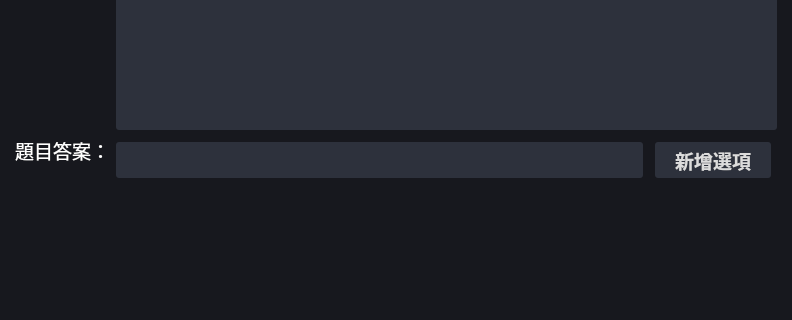
The window that UI/QtUI.ui (zombie5454/intro-to-oop-py-final) describes before a commit, drawn with Qt 5; both pictures show x 0 to 792 and y 119 to 439 of the 792 by 572 pixel window.
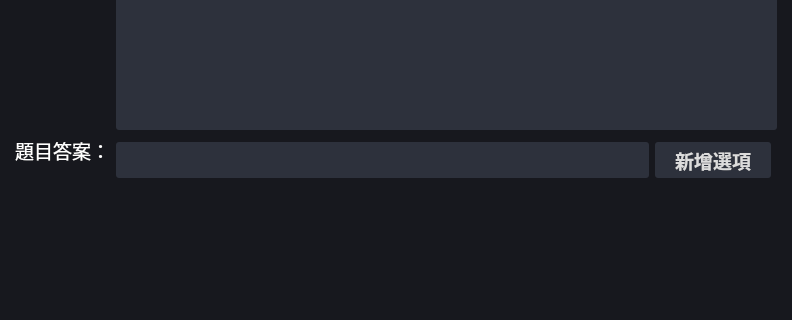
The same window after the commit.

Patch:
```diff
--- a/UI/QtUI.ui
+++ b/UI/QtUI.ui
@@ -368,6 +368,9 @@
              </property>
              <widget class="QWidget" name="choice">
               <layout class="QVBoxLayout" name="verticalLayout_8">
+               <property name="spacing">
+                <number>0</number>
+               </property>
                <property name="leftMargin">
                 <number>0</number>
                </property>
@@ -381,7 +384,7 @@
                 <number>0</number>
                </property>
                <item>
-                <layout class="QHBoxLayout" name="radioButtonGroup">
+                <layout class="QHBoxLayout" name="horizontalLayout_10">
                  <item>
                   <widget class="QLineEdit" name="newOption"/>
                  </item>
@@ -397,6 +400,9 @@
                  </item>
                 </layout>
                </item>
+               <item>
+                <layout class="QVBoxLayout" name="radioButtonGroup"/>
+               </item>
                <item>
                 <spacer name="verticalSpacer_5">
                  <property name="orientation">
```
